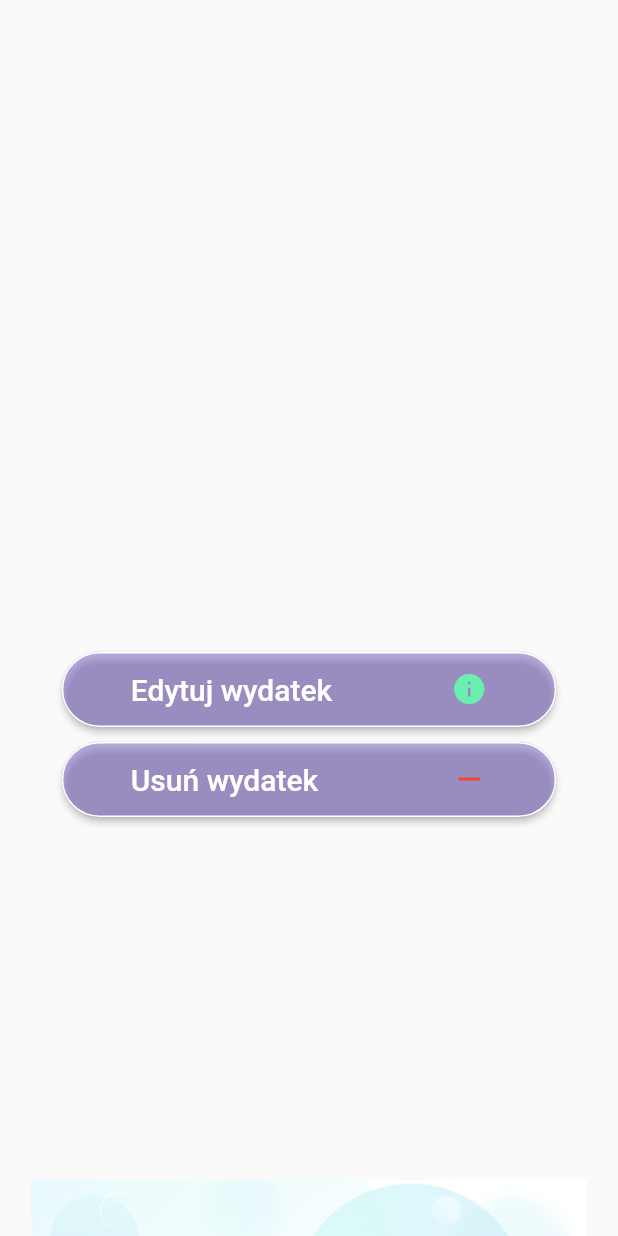
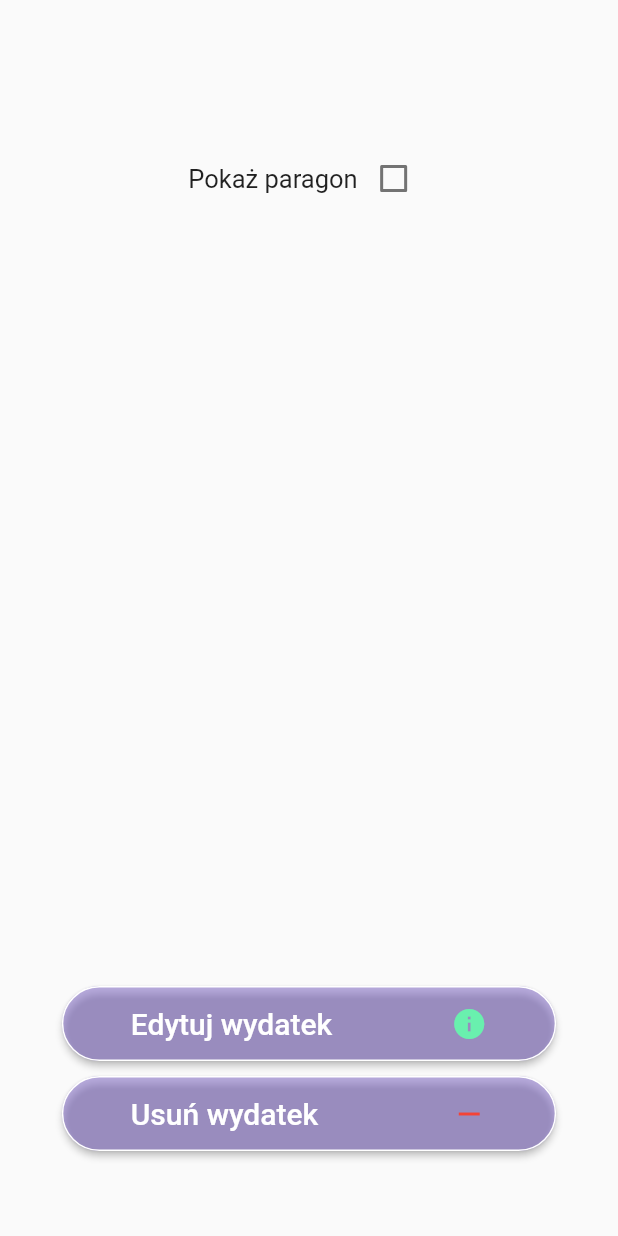
Before and after one commit to marcin62/SplitCost, a Flutter app: the DetailView screen opened directly with empty values, on a phone screen of 412 x 824 dp. Run offline on Flutter 3.47's test engine with Material 2 defaults, Android fonts, the phone set to English and light mode, and no system bars; our stand-ins replace cloud_firestore, file_picker, firebase_auth, firebase_core, firebase_storage, flutter_settings_screens and 3 more; accounts and stored records are empty; network calls fail.

Commit message:
Calculated all cost view

```diff
--- a/lib/models/myGroup.dart
+++ b/lib/models/myGroup.dart
@@ -6,8 +6,10 @@ class MyGroup {
   final String groupName;
   final String ownerid;
   final List<dynamic> members;
+  final List<dynamic> prices;
+  final bool iscalculated;
 
-  MyGroup({this.groupid,this.groupName,this.ownerid,this.members});
+  MyGroup({this.groupid,this.groupName,this.ownerid,this.members,this.prices,this.iscalculated});
 
   Map<String,dynamic> toMap(){
     return {
@@ -15,18 +17,24 @@ class MyGroup {
       'groupName' : groupName,
       'members' : members,
       'ownerId' : ownerid,
+      'prices' : prices,
+      'iscalculated' : iscalculated,
     };
   }
   MyGroup.fromSnapchot(DocumentSnapshot snapshot)
       : groupid = snapshot['groupId'],
         groupName = snapshot['groupName'],
         ownerid = snapshot['ownerId'],
-        members = snapshot['members'];
+        members = snapshot['members'],
+        prices = snapshot['prices'],
+        iscalculated = snapshot['iscalculated'];
 
   MyGroup.fromFirestore(Map<String, dynamic> firestore)
       : groupid = firestore['groupId'],
         groupName = firestore['groupName'],
         ownerid = firestore['ownerId'],
-        members = firestore['members'];
+        members = firestore['members'],
+        prices = firestore['prices'],
+        iscalculated = firestore['iscalculated'];
 
 }
--- a/lib/screens/groups/expenses/detail.dart
+++ b/lib/screens/groups/expenses/detail.dart
@@ -26,14 +26,13 @@ class DetailView extends StatefulWidget {
 class _DetailViewState extends State<DetailView> {
   List<String> debt;
   List<String> users;
+  bool receipt = false;
   @override
   Widget build(BuildContext context) {
-    //final group = Provider.of<MyGroup>(context);
-    //final detail = Provider.of<List<MyDetails>>(context);
     final user = Provider.of<MyUser>(context);
     return Scaffold(
-      body: SingleChildScrollView(
-        child: Container(
+      body: //SingleChildScrollView(
+         Container(
           padding: EdgeInsets.all(20),
           child: StreamProvider<List<MyDetails>>.value(
             value: DatabaseService().getDetails(widget.group.groupid, widget.expense.expenseid),
@@ -43,36 +42,46 @@ class _DetailViewState extends State<DetailView> {
                 SizedBox(height: 30,),
                 Text(widget.expense.description,style: TextStyle(fontSize: 30),),
                 SizedBox(height: 10,),
-                Container(
-                  height: MediaQuery.of(context).size.height*2/5,
-                  // child: StreamProvider<List<MyDetails>>.value(
-                  //   value: DatabaseService().getDetails(widget.group.groupid, widget.expense.expenseid),
-                  //   initialData: [],
-                    child: DetailView2(group:widget.group,expense:widget.expense),
-                    // ),
+                 Row(
+                  children: [
+                    Spacer(),
+                    Text("Pokaż paragon",style: TextStyle(fontSize: 17),),
+                    Checkbox(value: receipt, onChanged:(bool val) {setState(()=>{
+                      receipt= !receipt });}),
+                      Spacer(),
+                  ],
                 ),
                 SizedBox(height: 10,),
-                if(user.uid==widget.expense.ownerid)
+                // Container(
+                //   height: MediaQuery.of(context).size.height/5*4,
+                //   child: ,
+                // ),
+                receipt==false ? Container(
+                  height: MediaQuery.of(context).size.height*3/5,
+                    child: DetailView2(group:widget.group,expense:widget.expense),
+                ) : SizedBox(height: 0,),
+                SizedBox(height: 10,),
+                if(user.uid==widget.expense.ownerid && receipt ==false)
                   _buildbuttons(),
 
-                GestureDetector(
+                receipt ==true ?GestureDetector(
                   child: Container(
                     width: MediaQuery.of(context).size.width*4.5/5,
-                    height: MediaQuery.of(context).size.height*4.5/5,
+                    height: MediaQuery.of(context).size.height*3.5/5,
                     child: _buildImage(widget.expense),
                   ),
                   onTap: ()  async => {
                     if(user.uid==widget.expense.ownerid)
                       await uploadFile(widget.expense.expenseid),
                   },
-                ),
+                ):SizedBox(height: 0,),
               ],
             ),
           ),
-        ),
       ),
     );
   }
+
 
   Future uploadFile(String destination) async {
     final result = await FilePicker.platform.pickFiles(allowMultiple: false);
--- a/lib/screens/groups/expenses/expenses.dart
+++ b/lib/screens/groups/expenses/expenses.dart
@@ -6,6 +6,7 @@ import 'package:splitcost/models/myDetails.dart';
 import 'package:splitcost/models/myExpenses.dart';
 import 'package:splitcost/models/myGroup.dart';
 import 'package:splitcost/models/myUser.dart';
+import 'package:splitcost/screens/groups/calculated_state.dart/calculated.dart';
 import 'package:splitcost/screens/groups/expenses/splitEquelly.dart';
 import 'package:splitcost/screens/groups/expenses/splitPercent.dart';
 import 'package:splitcost/screens/groups/expenses/splitUnEquelly.dart';
@@ -31,7 +32,7 @@ class _ExpensesState extends State<Expenses> {
   @override
   Widget build(BuildContext context) {
     final group = Provider.of<MyGroup>(context);
-     return Scaffold(
+     return group.iscalculated ? Calculate() : Scaffold(
       body: Container(
         padding: EdgeInsets.all(10),
         margin: EdgeInsets.symmetric(vertical: 10 , horizontal: 10),
--- a/lib/screens/groups/group.dart
+++ b/lib/screens/groups/group.dart
@@ -20,7 +20,7 @@ class Group extends StatefulWidget {
 class _GroupState extends State<Group> {
   @override
   Widget build(BuildContext context) {
-    MyGroup myGroup = new MyGroup(groupName:  widget.groupname,groupid: widget.groupid,members: widget.members,ownerid: widget.groupid);
+    MyGroup myGroup = new MyGroup(groupName:  widget.groupname,groupid: widget.groupid,members: widget.members,ownerid: widget.groupid,iscalculated: false);
     return Center(
       child: Container(
         padding: EdgeInsets.all(10),
@@ -51,7 +51,7 @@ class _GroupState extends State<Group> {
                 onTap: () {
                   Navigator.push(
                     context,
-                    MaterialPageRoute(builder: (context) => GroupDetail(group: MyGroup(ownerid: widget.ownerid,groupName: widget.groupname,groupid: widget.groupid,members: widget.members))),
+                    MaterialPageRoute(builder: (context) => GroupDetail(group: MyGroup(ownerid: widget.ownerid,groupName: widget.groupname,groupid: widget.groupid,members: widget.members,iscalculated: false))),
                   ).then((value) => setState(()=>{}));
                 },
                 child: Icon(Icons.arrow_forward_rounded, color: Colors.greenAccent, size: 40,) ,
--- a/lib/screens/groups/members/members.dart
+++ b/lib/screens/groups/members/members.dart
@@ -3,6 +3,7 @@ import 'package:flutter/material.dart';
 import 'package:provider/provider.dart';
 import 'package:splitcost/models/myGroup.dart';
 import 'package:splitcost/models/myUser.dart';
+import 'package:splitcost/screens/groups/calculated_state.dart/calculated.dart';
 import 'package:splitcost/screens/groups/members/addNewMember.dart';
 import 'package:splitcost/screens/groups/members/paydebt.dart';
 import 'package:splitcost/screens/groups/settings/firebaseApi.dart';
@@ -25,7 +26,7 @@ class _MembersState extends State<Members> {
     final user = Provider.of<MyUser>(context);
     final group = Provider.of<MyGroup>(context);
      return StatefulBuilder( builder: (context,setState){
-    return Scaffold(
+    return group.iscalculated ? Calculate() : Scaffold(
       body: Container(
         padding: EdgeInsets.all(10),
         margin: EdgeInsets.symmetric(vertical: 10 , horizontal: 10),
@@ -69,6 +70,8 @@ class _MembersState extends State<Members> {
                 ),); });
               },
             ),),
+            // SizedBox(height: 5,),
+            // _buildChangeStateButton(group),
           ],
         ),
       ),
--- a/lib/screens/groups/statistic/statistic.dart
+++ b/lib/screens/groups/statistic/statistic.dart
@@ -8,9 +8,6 @@ import 'package:splitcost/services/database.dart';
 import 'package:syncfusion_flutter_charts/charts.dart';
 import 'package:intl/intl.dart';
 
-import 'package:charts_flutter/flutter.dart' as charts;
-import 'package:flutter/material.dart';
-import 'package:intl/intl.dart';
 
 class Statistic extends StatefulWidget {
 
```
Also changed, not shown: lib/screens/groups/calculated_state.dart/calculated.dart (added, +220 -0 lines), lib/screens/groups/settings/settings.dart (+32 -2 lines), lib/services/database.dart (+42 -0 lines).
